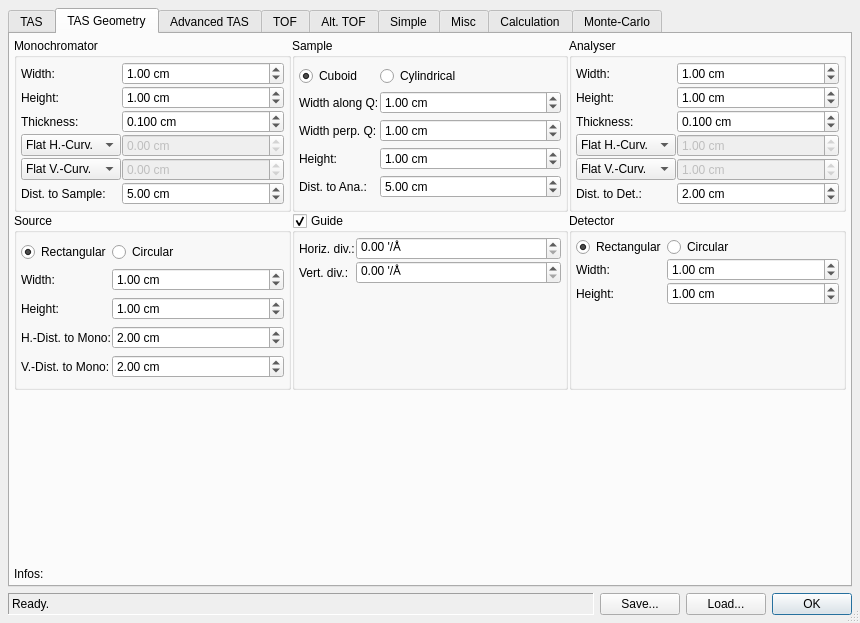
The window that core/ui/reso.ui (ILLGrenoble/takin) describes before a commit, drawn with Qt 5.
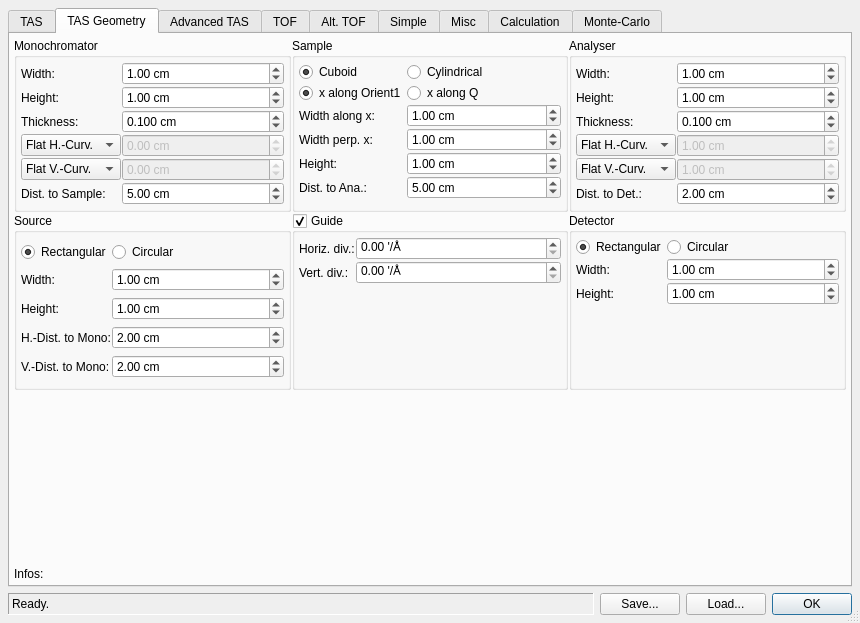
The same window after the commit. The open tabs and pages were chosen to show the change.

Commit message: reso: sample rotation

```diff
--- a/core/ui/reso.ui
+++ b/core/ui/reso.ui
@@ -64,10 +64,10 @@
       </sizepolicy>
      </property>
      <property name="orientation">
-      <enum>Qt::Horizontal</enum>
+      <enum>Qt::Orientation::Horizontal</enum>
      </property>
      <property name="standardButtons">
-      <set>QDialogButtonBox::Ok</set>
+      <set>QDialogButtonBox::StandardButton::Ok</set>
      </property>
     </widget>
    </item>
@@ -80,10 +80,10 @@
       </sizepolicy>
      </property>
      <property name="frameShape">
-      <enum>QFrame::Panel</enum>
+      <enum>QFrame::Shape::Panel</enum>
      </property>
      <property name="frameShadow">
-      <enum>QFrame::Sunken</enum>
+      <enum>QFrame::Shadow::Sunken</enum>
      </property>
      <property name="text">
       <string>Ready.</string>
@@ -631,7 +631,7 @@
        <item row="2" column="0" colspan="3">
         <spacer name="verticalSpacer_3">
          <property name="orientation">
-          <enum>Qt::Vertical</enum>
+          <enum>Qt::Orientation::Vertical</enum>
          </property>
          <property name="sizeHint" stdset="0">
           <size>
@@ -988,7 +988,7 @@
           <item row="4" column="0" colspan="3">
            <spacer name="verticalSpacer">
             <property name="orientation">
-             <enum>Qt::Vertical</enum>
+             <enum>Qt::Orientation::Vertical</enum>
             </property>
             <property name="sizeHint" stdset="0">
              <size>
@@ -1039,7 +1039,7 @@
        <item row="2" column="0" colspan="3">
         <spacer name="verticalSpacer_6">
          <property name="orientation">
-          <enum>Qt::Vertical</enum>
+          <enum>Qt::Orientation::Vertical</enum>
          </property>
          <property name="sizeHint" stdset="0">
           <size>
@@ -1084,6 +1084,9 @@
             <property name="enabled">
              <bool>true</bool>
             </property>
+            <property name="toolTip">
+             <string>For nickel-coated guides this is 10 times the m-value.</string>
+            </property>
             <property name="suffix">
              <string> '/Å</string>
             </property>
@@ -1093,9 +1096,6 @@
             <property name="singleStep">
              <double>0.100000000000000</double>
             </property>
-            <property name="toolTip">
-             <string>For nickel-coated guides this is 10 times the m-value.</string>
-            </property>
            </widget>
           </item>
           <item row="0" column="0">
@@ -1135,6 +1135,9 @@
             <property name="enabled">
              <bool>true</bool>
             </property>
+            <property name="toolTip">
+             <string>For nickel-coated guides this is 10 times the m-value.</string>
+            </property>
             <property name="suffix">
              <string> '/Å</string>
             </property>
@@ -1144,15 +1147,12 @@
             <property name="singleStep">
              <double>0.100000000000000</double>
             </property>
-            <property name="toolTip">
-             <string>For nickel-coated guides this is 10 times the m-value.</string>
-            </property>
            </widget>
           </item>
           <item row="2" column="0" colspan="2">
            <spacer name="verticalSpacer_7">
             <property name="orientation">
-             <enum>Qt::Vertical</enum>
+             <enum>Qt::Orientation::Vertical</enum>
             </property>
             <property name="sizeHint" stdset="0">
              <size>
@@ -1270,7 +1270,7 @@
           <item row="3" column="0" colspan="2">
            <spacer name="verticalSpacer_8">
             <property name="orientation">
-             <enum>Qt::Vertical</enum>
+             <enum>Qt::Orientation::Vertical</enum>
             </property>
             <property name="sizeHint" stdset="0">
              <size>
@@ -1550,8 +1550,21 @@
           <property name="spacing">
            <number>1</number>
           </property>
+          <item row="0" column="0">
+           <widget class="QRadioButton" name="radioSampleCub">
+            <property name="text">
+             <string>Cuboid</string>
+            </property>
+            <property name="checked">
+             <bool>true</bool>
+            </property>
+            <attribute name="buttonGroup">
+             <string notr="true">buttonGroup_2</string>
+            </attribute>
+           </widget>
+          </item>
           <item row="2" column="0">
-           <widget class="QLabel" name="label_44">
+           <widget class="QLabel" name="labelSampleX">
             <property name="sizePolicy">
              <sizepolicy hsizetype="Fixed" vsizetype="Preferred">
               <horstretch>0</horstretch>
@@ -1559,37 +1572,37 @@
              </sizepolicy>
             </property>
             <property name="text">
-             <string>Width perp. Q:</string>
-            </property>
-           </widget>
-          </item>
-          <item row="3" column="0">
-           <widget class="QLabel" name="label_45">
-            <property name="sizePolicy">
-             <sizepolicy hsizetype="Fixed" vsizetype="Preferred">
-              <horstretch>0</horstretch>
-              <verstretch>0</verstretch>
-             </sizepolicy>
-            </property>
-            <property name="text">
-             <string>Height:</string>
-            </property>
-           </widget>
-          </item>
-          <item row="1" column="0">
-           <widget class="QLabel" name="label_43">
-            <property name="sizePolicy">
-             <sizepolicy hsizetype="Fixed" vsizetype="Preferred">
-              <horstretch>0</horstretch>
-              <verstretch>0</verstretch>
-             </sizepolicy>
-            </property>
-            <property name="text">
-             <string>Width along Q:</string>
+             <string>Width along x:</string>
             </property>
            </widget>
           </item>
           <item row="4" column="0">
+           <widget class="QLabel" name="labelSampleZ">
+            <property name="sizePolicy">
+             <sizepolicy hsizetype="Fixed" vsizetype="Preferred">
+              <horstretch>0</horstretch>
+              <verstretch>0</verstretch>
+             </sizepolicy>
+            </property>
+            <property name="text">
+             <string>Height:</string>
+            </property>
+           </widget>
+          </item>
+          <item row="3" column="0">
+           <widget class="QLabel" name="labelSampleY">
+            <property name="sizePolicy">
+             <sizepolicy hsizetype="Fixed" vsizetype="Preferred">
+              <horstretch>0</horstretch>
+              <verstretch>0</verstretch>
+             </sizepolicy>
+            </property>
+            <property name="text">
+             <string>Width perp. x:</string>
+            </property>
+           </widget>
+          </item>
+          <item row="5" column="0">
            <widget class="QLabel" name="label_56">
             <property name="sizePolicy">
              <sizepolicy hsizetype="Fixed" vsizetype="Preferred">
@@ -1602,7 +1615,7 @@
             </property>
            </widget>
           </item>
-          <item row="4" column="1">
+          <item row="5" column="1">
            <widget class="QDoubleSpinBox" name="spinDistSampleAna">
             <property name="suffix">
              <string> cm</string>
@@ -1621,36 +1634,7 @@
             </property>
            </widget>
           </item>
-          <item row="0" column="0">
-           <widget class="QRadioButton" name="radioSampleCub">
-            <property name="text">
-             <string>Cuboid</string>
-            </property>
-            <property name="checked">
-             <bool>true</bool>
-            </property>
-           </widget>
-          </item>
           <item row="3" column="1">
-           <widget class="QDoubleSpinBox" name="spinSampleH">
-            <property name="suffix">
-             <string> cm</string>
-            </property>
-            <property name="decimals">
-             <number>2</number>
-            </property>
-            <property name="maximum">
-             <double>999.000000000000000</double>
-            </property>
-            <property name="singleStep">
-             <double>0.100000000000000</double>
-            </property>
-            <property name="value">
-             <double>1.000000000000000</double>
-            </property>
-           </widget>
-          </item>
-          <item row="2" column="1">
            <widget class="QDoubleSpinBox" name="spinSampleW_perpQ">
             <property name="suffix">
              <string> cm</string>
@@ -1669,30 +1653,75 @@
             </property>
            </widget>
           </item>
-          <item row="1" column="1">
-           <widget class="QDoubleSpinBox" name="spinSampleW_Q">
-            <property name="suffix">
-             <string> cm</string>
-            </property>
-            <property name="decimals">
-             <number>2</number>
-            </property>
-            <property name="maximum">
-             <double>999.000000000000000</double>
-            </property>
-            <property name="singleStep">
-             <double>0.100000000000000</double>
-            </property>
-            <property name="value">
-             <double>1.000000000000000</double>
-            </property>
-           </widget>
-          </item>
           <item row="0" column="1">
            <widget class="QRadioButton" name="radioSampleCyl">
             <property name="text">
              <string>Cylindrical</string>
             </property>
+            <attribute name="buttonGroup">
+             <string notr="true">buttonGroup_2</string>
+            </attribute>
+           </widget>
+          </item>
+          <item row="2" column="1">
+           <widget class="QDoubleSpinBox" name="spinSampleW_Q">
+            <property name="suffix">
+             <string> cm</string>
+            </property>
+            <property name="decimals">
+             <number>2</number>
+            </property>
+            <property name="maximum">
+             <double>999.000000000000000</double>
+            </property>
+            <property name="singleStep">
+             <double>0.100000000000000</double>
+            </property>
+            <property name="value">
+             <double>1.000000000000000</double>
+            </property>
+           </widget>
+          </item>
+          <item row="4" column="1">
+           <widget class="QDoubleSpinBox" name="spinSampleH">
+            <property name="suffix">
+             <string> cm</string>
+            </property>
+            <property name="decimals">
+             <number>2</number>
+            </property>
+            <property name="maximum">
+             <double>999.000000000000000</double>
+            </property>
+            <property name="singleStep">
+             <double>0.100000000000000</double>
+            </property>
+            <property name="value">
+             <double>1.000000000000000</double>
+            </property>
+           </widget>
+          </item>
+          <item row="1" column="0">
+           <widget class="QRadioButton" name="radioSampleKi">
+            <property name="text">
+             <string>x along Orient1</string>
+            </property>
+            <property name="checked">
+             <bool>true</bool>
+            </property>
+            <attribute name="buttonGroup">
+             <string notr="true">buttonGroup</string>
+            </attribute>
+           </widget>
+          </item>
+          <item row="1" column="1">
+           <widget class="QRadioButton" name="radioSampleQ">
+            <property name="text">
+             <string>x along Q</string>
+            </property>
+            <attribute name="buttonGroup">
+             <string notr="true">buttonGroup</string>
+            </attribute>
            </widget>
           </item>
          </layout>
@@ -2277,7 +2306,7 @@
           <item row="3" column="0" colspan="2">
            <spacer name="verticalSpacer_12">
             <property name="orientation">
-             <enum>Qt::Vertical</enum>
+             <enum>Qt::Orientation::Vertical</enum>
             </property>
             <property name="sizeHint" stdset="0">
              <size>
@@ -2522,7 +2551,7 @@
           <item row="5" column="0" colspan="2">
            <spacer name="verticalSpacer_13">
             <property name="orientation">
-             <enum>Qt::Vertical</enum>
+             <enum>Qt::Orientation::Vertical</enum>
             </property>
             <property name="sizeHint" stdset="0">
              <size>
@@ -2597,10 +2626,10 @@
           <item row="5" column="0" colspan="2">
            <spacer name="verticalSpacer_9">
             <property name="orientation">
-             <enum>Qt::Vertical</enum>
+             <enum>Qt::Orientation::Vertical</enum>
             </property>
             <property name="sizeType">
-             <enum>QSizePolicy::Minimum</enum>
+             <enum>QSizePolicy::Policy::Minimum</enum>
             </property>
             <property name="sizeHint" stdset="0">
              <size>
@@ -2616,7 +2645,7 @@
        <item row="2" column="0" colspan="3">
         <spacer name="verticalSpacer_3b">
          <property name="orientation">
-          <enum>Qt::Vertical</enum>
+          <enum>Qt::Orientation::Vertical</enum>
          </property>
          <property name="sizeHint" stdset="0">
           <size>
@@ -3361,7 +3390,7 @@
           <item row="2" column="0">
            <spacer name="verticalSpacer_4">
             <property name="orientation">
-             <enum>Qt::Vertical</enum>
+             <enum>Qt::Orientation::Vertical</enum>
             </property>
             <property name="sizeHint" stdset="0">
              <size>
@@ -3401,7 +3430,7 @@
        <item row="3" column="0" colspan="3">
         <spacer name="verticalSpacer_2">
          <property name="orientation">
-          <enum>Qt::Vertical</enum>
+          <enum>Qt::Orientation::Vertical</enum>
          </property>
          <property name="sizeHint" stdset="0">
           <size>
@@ -3508,7 +3537,7 @@
           <item row="3" column="0" colspan="2">
            <spacer name="verticalSpacer_10">
             <property name="orientation">
-             <enum>Qt::Vertical</enum>
+             <enum>Qt::Orientation::Vertical</enum>
             </property>
             <property name="sizeHint" stdset="0">
              <size>
@@ -3560,7 +3589,7 @@
        <item row="3" column="0" colspan="3">
         <spacer name="verticalSpacer_14">
          <property name="orientation">
-          <enum>Qt::Vertical</enum>
+          <enum>Qt::Orientation::Vertical</enum>
          </property>
          <property name="sizeHint" stdset="0">
           <size>
@@ -3658,7 +3687,7 @@
           <item row="3" column="0" colspan="2">
            <spacer name="verticalSpacer_11">
             <property name="orientation">
-             <enum>Qt::Vertical</enum>
+             <enum>Qt::Orientation::Vertical</enum>
             </property>
             <property name="sizeHint" stdset="0">
              <size>
@@ -3823,7 +3852,7 @@
           <item row="3" column="0" colspan="2">
            <spacer name="verticalSpacer_15">
             <property name="orientation">
-             <enum>Qt::Vertical</enum>
+             <enum>Qt::Orientation::Vertical</enum>
             </property>
             <property name="sizeHint" stdset="0">
              <size>
@@ -4590,7 +4619,7 @@
        <item row="1" column="0" colspan="3">
         <spacer name="verticalSpacer_5">
          <property name="orientation">
-          <enum>Qt::Vertical</enum>
+          <enum>Qt::Orientation::Vertical</enum>
          </property>
          <property name="sizeHint" stdset="0">
           <size>
@@ -4680,7 +4709,7 @@
        <item row="0" column="1">
         <spacer name="horizontalSpacer">
          <property name="orientation">
-          <enum>Qt::Horizontal</enum>
+          <enum>Qt::Orientation::Horizontal</enum>
          </property>
          <property name="sizeHint" stdset="0">
           <size>
@@ -4872,7 +4901,7 @@
          </property>
          <layout class="QFormLayout" name="formLayout_8">
           <property name="fieldGrowthPolicy">
-           <enum>QFormLayout::AllNonFixedFieldsGrow</enum>
+           <enum>QFormLayout::FieldGrowthPolicy::AllNonFixedFieldsGrow</enum>
           </property>
           <property name="horizontalSpacing">
            <number>1</number>
```
Left out of the diff: 6 changed lines with no effect on the pictures. The commit also changes 9 other files.
